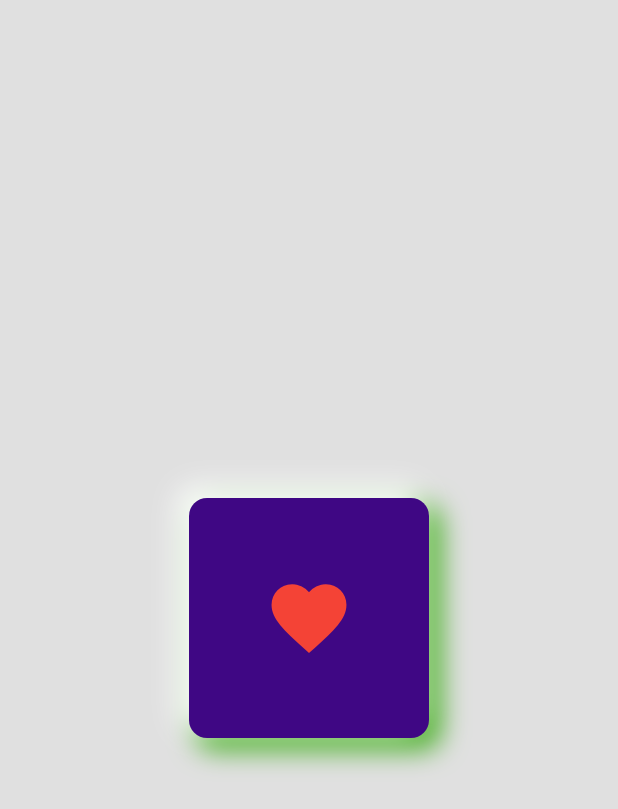
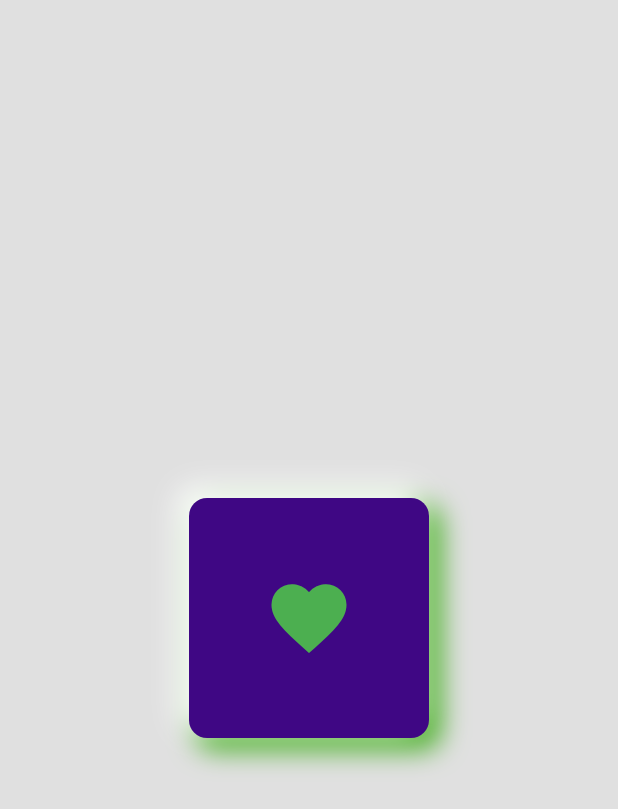
Before and after one commit to NurhayatYurtaslan/smooth_animated_button_package, a Flutter app: the screen it shows after launch, after a tap on the "favorite" icon, on a phone screen of 412 x 824 dp. Shown: the top 809 px of the screen. Run offline on Flutter 3.47's test engine with Material 2 defaults, Android fonts, the phone set to English and light mode, and no system bars.

Commit message:
update 🆕:button

```diff
--- a/lib/button.dart
+++ b/lib/button.dart
@@ -1,16 +1,26 @@
 import 'package:flutter/material.dart';
 
-class SmoothButton extends StatelessWidget {
+class SmoothButton extends StatefulWidget {
+  bool isButtonPressed;
+  Color activeIconColor;
+  Color pasifeIconColor;
 
-  SmoothButton({super.key, });
+  SmoothButton({
+    super.key,
+    this.isButtonPressed = false,
+    this.activeIconColor = Colors.green,
+    this.pasifeIconColor = Colors.red,
+  });
 
-  bool isButtonPressed = false;
+  @override
+  State<SmoothButton> createState() => _SmoothButtonState();
+}
+
+class _SmoothButtonState extends State<SmoothButton> {
   void buttonPressed() {
-    if (isButtonPressed == false) {
-      isButtonPressed = true;
-    }else if (isButtonPressed == true) {
-      isButtonPressed = false;
-    }
+    setState(() {
+      widget.isButtonPressed = !widget.isButtonPressed;
+    });
   }
 
   @override
@@ -38,11 +48,14 @@ class SmoothButton extends StatelessWidget {
               spreadRadius: 1,
               // BoxShadow
             ),
-            ]),
-        child: const Icon(
+          ],
+        ),
+        child: Icon(
           Icons.favorite,
           size: 60,
-          color: Colors.red,
+          color: widget.isButtonPressed
+              ? widget.activeIconColor
+              : widget.pasifeIconColor,
         ),
       ),
     );
```
Lines whose indentation alone changed are shown as unchanged.
